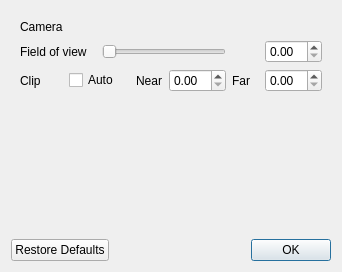
Old version of the form src/DisplaySettingsDialog.ui in the repository IDREsandbox/vsim.
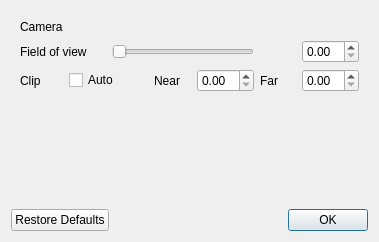
New version of the form.

What changed in the file:
```diff
--- a/src/DisplaySettingsDialog.ui
+++ b/src/DisplaySettingsDialog.ui
@@ -6,8 +6,8 @@
    <rect>
     <x>0</x>
     <y>0</y>
-    <width>342</width>
-    <height>272</height>
+    <width>379</width>
+    <height>242</height>
    </rect>
   </property>
   <property name="windowTitle">
```
